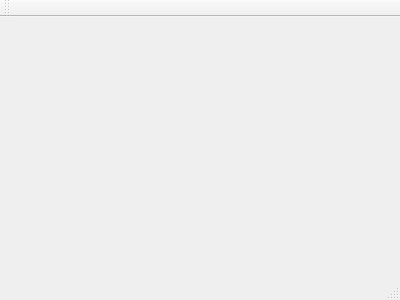
rsadhu/work, file qtApps/twoWidgets/mainwindow.ui: the form before one commit.
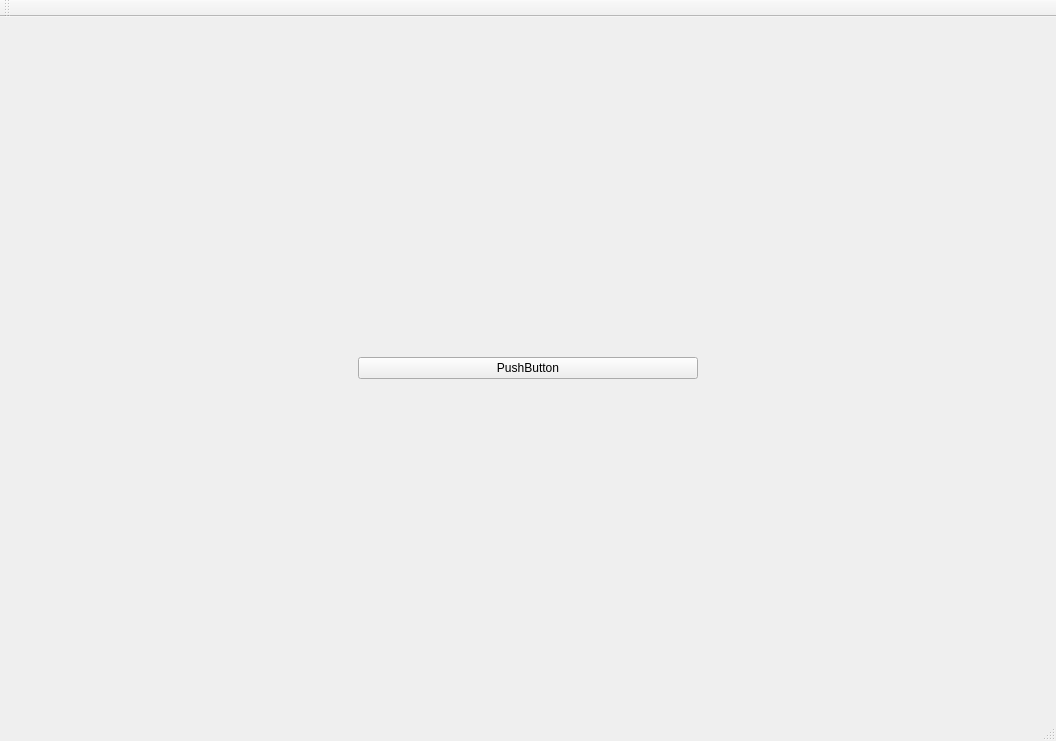
The form after the commit.

The edit to the form file:
```diff
--- a/qtApps/twoWidgets/mainwindow.ui
+++ b/qtApps/twoWidgets/mainwindow.ui
@@ -1,24 +1,55 @@
 <ui version="4.0">
  <class>MainWindow</class>
- <widget class="QMainWindow" name="MainWindow" >
-  <property name="geometry" >
+ <widget class="QMainWindow" name="MainWindow">
+  <property name="geometry">
    <rect>
     <x>0</x>
     <y>0</y>
-    <width>400</width>
-    <height>300</height>
+    <width>1056</width>
+    <height>741</height>
    </rect>
   </property>
   <property name="windowTitle" >
    <string>MainWindow</string>
   </property>
-  <widget class="QMenuBar" name="menuBar" />
-  <widget class="QToolBar" name="mainToolBar" />
-  <widget class="QWidget" name="centralWidget" />
-  <widget class="QStatusBar" name="statusBar" />
+  <widget class="QWidget" name="centralWidget">
+   <layout class="QHBoxLayout" name="horizontalLayout">
+    <item>
+     <widget class="QWidget" name="widget" native="true"/>
+    </item>
+    <item>
+     <widget class="QPushButton" name="pushButton">
+      <property name="text">
+       <string>PushButton</string>
+      </property>
+     </widget>
+    </item>
+    <item>
+     <widget class="QWidget" name="widget_2" native="true"/>
+    </item>
+   </layout>
+  </widget>
+  <widget class="QMenuBar" name="menuBar">
+   <property name="geometry">
+    <rect>
+     <x>0</x>
+     <y>0</y>
+     <width>1056</width>
+     <height>25</height>
+    </rect>
+   </property>
+  </widget>
+  <widget class="QToolBar" name="mainToolBar">
+   <attribute name="toolBarArea">
+    <enum>TopToolBarArea</enum>
+   </attribute>
+   <attribute name="toolBarBreak">
+    <bool>false</bool>
+   </attribute>
+  </widget>
+  <widget class="QStatusBar" name="statusBar"/>
  </widget>
- <layoutDefault spacing="6" margin="11" />
- <pixmapfunction></pixmapfunction>
+ <layoutdefault spacing="6" margin="11"/>
  <resources/>
  <connections/>
 </ui>
```
Left out of the diff: 3 changed lines with no effect on the pictures.
